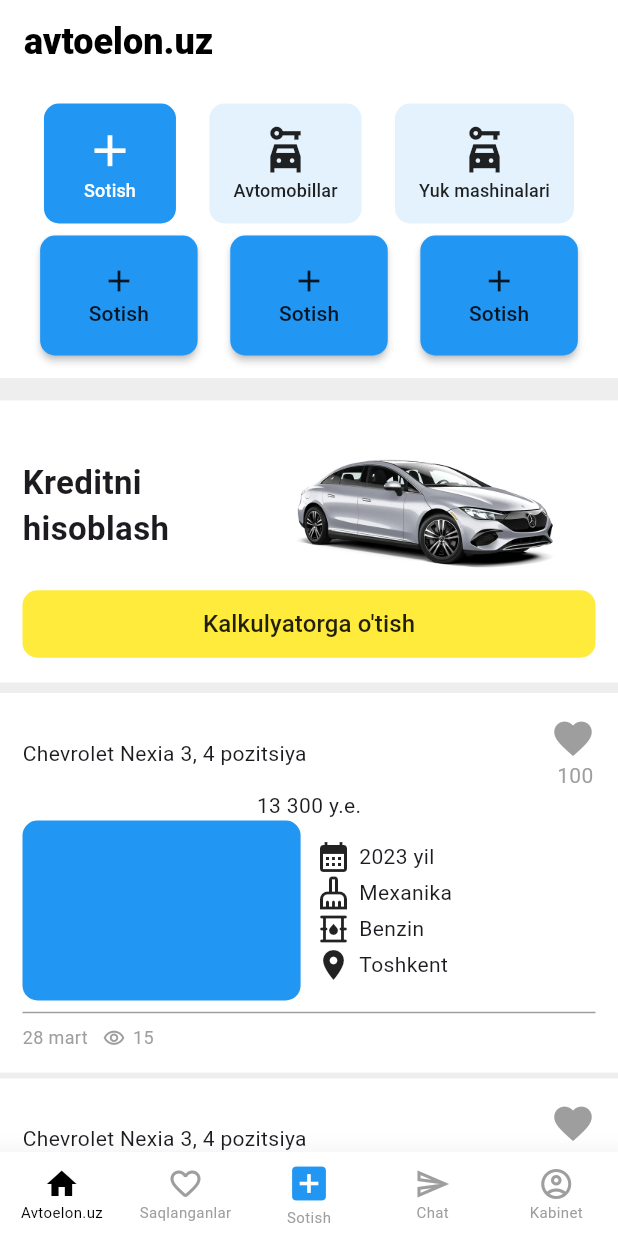
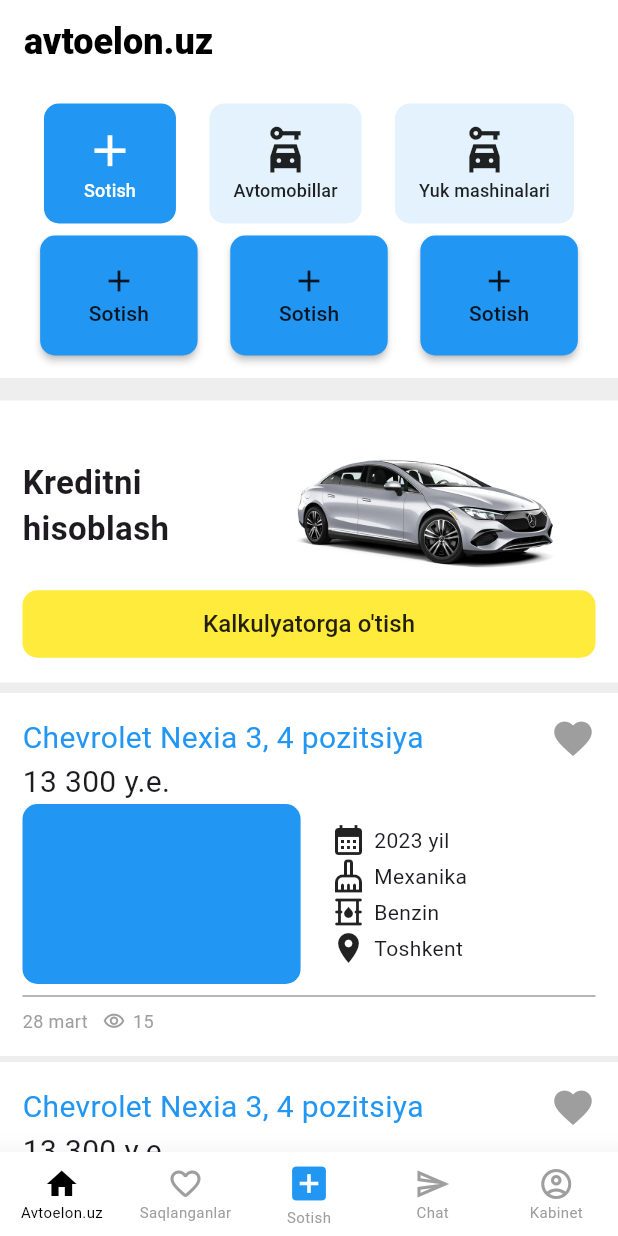
Before and after one commit to abulbanat/avto_elon, a Flutter app: the screen it shows after launch, on a phone screen of 412 x 824 dp. Run offline on Flutter 3.47's test engine with Material 3 defaults, Android fonts, the phone set to English and light mode, and no system bars; drawn by our look-alikes of like_button; our stand-ins replace go_router.

Commit message:
repaired home page

```diff
--- a/lib/features/add_ad/add_ad_page.dart
+++ b/lib/features/add_ad/add_ad_page.dart
@@ -7,7 +7,9 @@
   @override
   Widget build(BuildContext context) {
     return Scaffold(
+      backgroundColor: Colors.white,
       appBar: AppBar(
+        backgroundColor: Colors.white,
         leading: IconButton(
           onPressed: () {
             context.pop();
@@ -284,12 +286,13 @@
               color: Colors.grey,
             ),
           ),
+          // SizedBox(height:10)
         ],
       ),
       bottomSheet: Container(
         height: 70.0,
         width: double.infinity,
-        color: Colors.white70,
+        color: Colors.white,
         child: Padding(
           padding: const EdgeInsets.only(left: 28),
           child: Column(
--- a/lib/features/home/widgets/widgets_home.dart
+++ b/lib/features/home/widgets/widgets_home.dart
@@ -12,27 +12,31 @@
       child: Padding(
         padding: const EdgeInsets.all(15.0),
         child: Column(
-          mainAxisAlignment: MainAxisAlignment.start,
           children: [
             Row(
               mainAxisAlignment: MainAxisAlignment.spaceBetween,
               children: [
-                Text("Chevrolet Nexia 3, 4 pozitsiya"),
+                Text("Chevrolet Nexia 3, 4 pozitsiya",style: TextStyle(
+                  fontSize: 20,
+                  color: Colors.blue
+                ),),
                 GestureDetector(
                   child: LikeButton(
                     size: 30,
-                    likeCount: 100,
                     countPostion: CountPostion.bottom,
                   ),
                 )
               ],
             ),
-            Column(
-              mainAxisAlignment: MainAxisAlignment.start,
+            Row(
               children: [
-                Text("13 300 y.e.", textAlign: TextAlign.start,),
+                Text("13 300 y.e.",style: TextStyle(
+                  fontSize: 20,
+
+                ),),
               ],
             ),
+
             Row(
               children: [
                 Container(
@@ -44,7 +48,7 @@
                     borderRadius: BorderRadius.circular(10)
                   ),
                 ),
-                SizedBox(width: 10,),
+                SizedBox(width: 20,),
                 Column(
                   crossAxisAlignment: CrossAxisAlignment.start,
                   children: [
```
Also changed, not shown: pubspec.lock.
